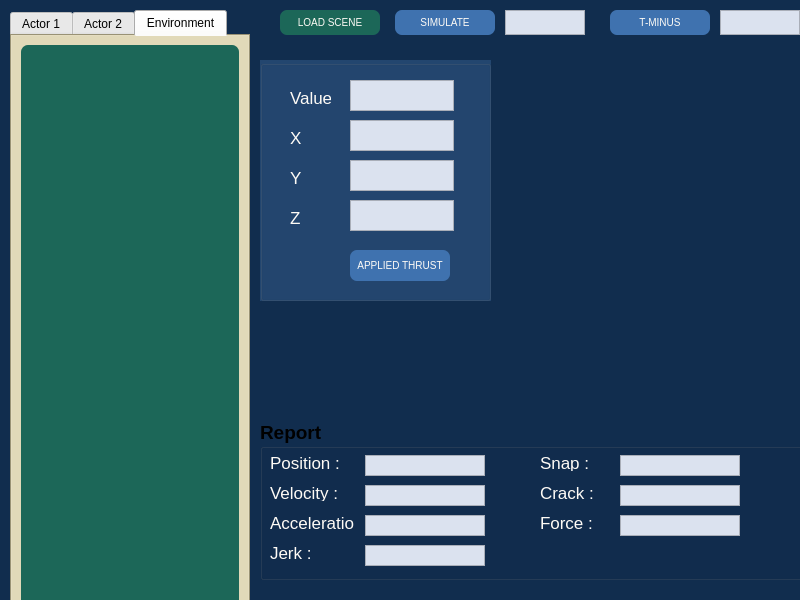
First picture: the form in mainwindow.ui, repository ilhanguler/SatSim, before the edit.
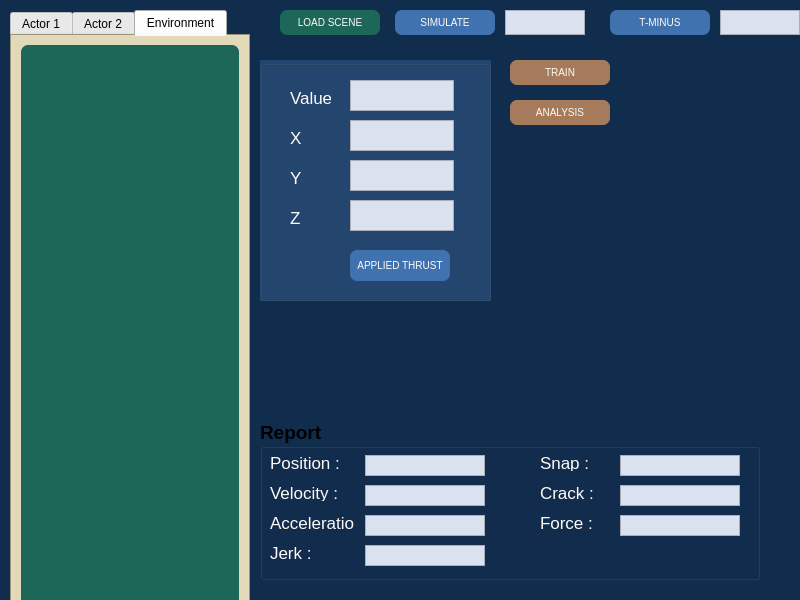
Second picture: the form after the edit. The open tabs and pages were chosen to show the change. Icons and pictures are not drawn.

What changed in the file:
```diff
--- a/mainwindow.ui
+++ b/mainwindow.ui
@@ -306,7 +306,7 @@
      <rect>
       <x>260</x>
       <y>420</y>
-      <width>630</width>
+      <width>500</width>
       <height>160</height>
      </rect>
     </property>
@@ -899,6 +899,64 @@
      </property>
     </widget>
    </widget>
+   <widget class="QPushButton" name="trainButton">
+    <property name="geometry">
+     <rect>
+      <x>510</x>
+      <y>60</y>
+      <width>100</width>
+      <height>25</height>
+     </rect>
+    </property>
+    <property name="styleSheet">
+     <string notr="true">QPushButton {
+    background-color: #A67B5B; 
+    color: #FEFBF6;
+    text-align: center;
+    border-radius:7px;
+    font-size: 10px; 
+    font-weight: lighter; 
+}
+
+QPushButton:hover {
+    background-color: #6F4E37; 
+}
+
+</string>
+    </property>
+    <property name="text">
+     <string>TRAIN</string>
+    </property>
+   </widget>
+   <widget class="QPushButton" name="analysisButton">
+    <property name="geometry">
+     <rect>
+      <x>510</x>
+      <y>100</y>
+      <width>100</width>
+      <height>25</height>
+     </rect>
+    </property>
+    <property name="styleSheet">
+     <string notr="true">QPushButton {
+    background-color: #A67B5B; 
+    color: #FEFBF6;
+    text-align: center;
+    border-radius:7px;
+    font-size: 10px; 
+    font-weight: lighter; 
+}
+
+QPushButton:hover {
+    background-color: #6F4E37; 
+}
+
+</string>
+    </property>
+    <property name="text">
+     <string>ANALYSIS</string>
+    </property>
+   </widget>
   </widget>
  </widget>
  <resources/>
```
Left out of the diff: 2 changed lines with no effect on the pictures.
